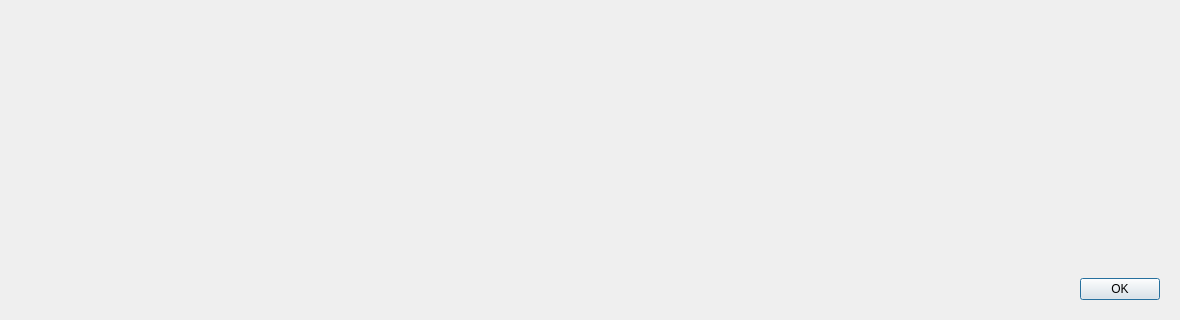
Before: the Qt Designer form client/src/ui/dialogs/sign_dialog.ui in networkoptix/nx_open, drawn with Qt 5; both pictures show x 0 to 1180 and y 159 to 479 of the 1180 by 479 pixel window.
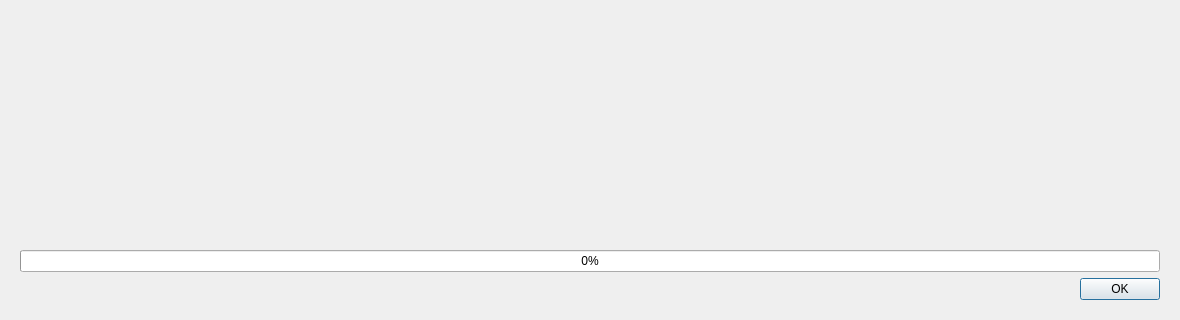
After: the same form once the commit is applied. Custom widgets are drawn as their Qt base class.

Commit message:
export signature UI
<==== Mercurial data ====>
Branch: master

```diff
--- a/client/src/ui/dialogs/sign_dialog.ui
+++ b/client/src/ui/dialogs/sign_dialog.ui
@@ -45,7 +45,7 @@
     </layout>
    </item>
    <item>
-    <layout class="QVBoxLayout" name="verticalLayout" stretch="0">
+    <layout class="QVBoxLayout" name="verticalLayout" stretch="0,0">
      <property name="leftMargin">
       <number>9</number>
      </property>
@@ -55,6 +55,13 @@
      <property name="bottomMargin">
       <number>9</number>
      </property>
+     <item>
+      <widget class="QProgressBar" name="progressBar">
+       <property name="value">
+        <number>0</number>
+       </property>
+      </widget>
+     </item>
      <item>
       <widget class="QDialogButtonBox" name="buttonBox">
        <property name="orientation">
```
The commit also changes 2 other files.
